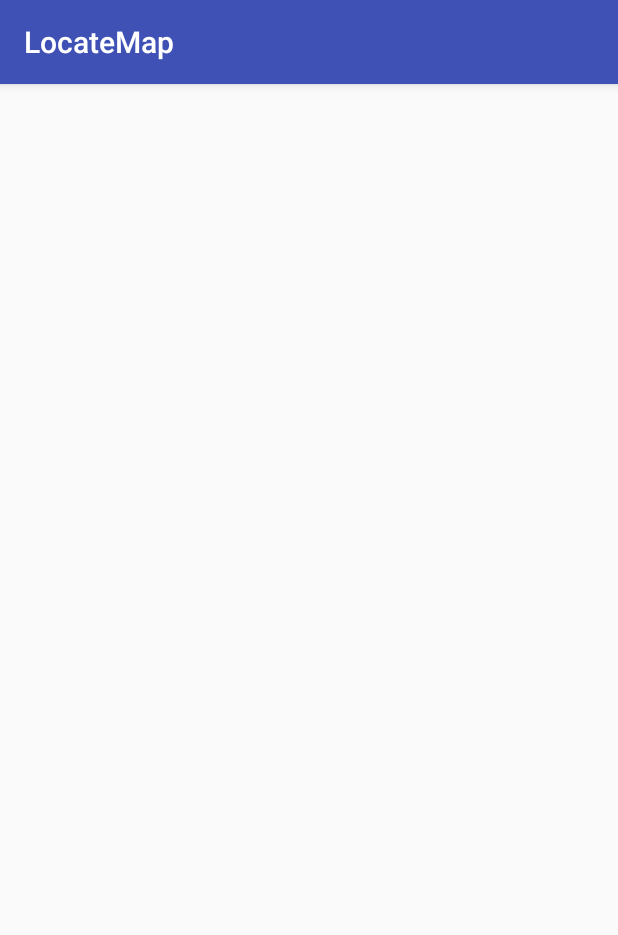
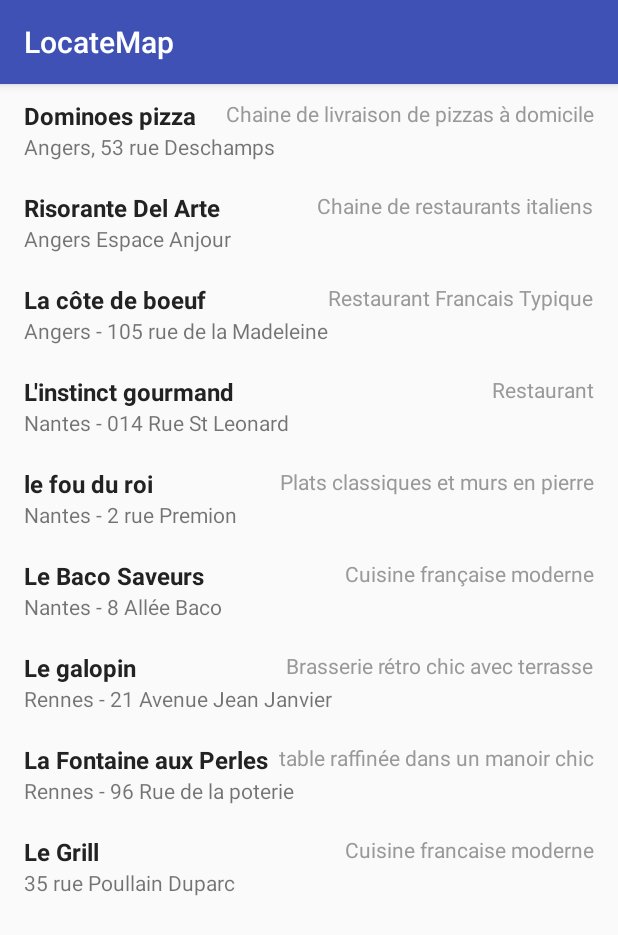
Before and after one commit to DloomPlz/LocateApp, an Android app: the SecondActivity screen opened directly, with no data from a screen before it, on a phone screen of 412 x 824 dp. Shown: the top 935 px of the screen. Run offline under Robolectric (Android 15) with nearby library versions, the phone set to English and light mode, and no system bars.

Commit message:
Added content in recycler view

```diff
--- /dev/null
+++ b/app/src/main/java/com/example/neost/exapp/Restaurant.kt
@@ -0,0 +1,27 @@
+package com.example.neost.exapp
+
+/**
+ * Created by neost on 24/01/2018.
+ */
+
+class Restaurant {
+    var name: String? = ""
+    var city: String? = ""
+    private var desc: String? = ""
+
+    constructor() {}
+
+    constructor(name: String, city: String, desc: String) {
+        this.name = name
+        this.city = city
+        this.desc = desc
+    }
+
+    fun getDesc(): String? {
+        return desc
+    }
+
+    fun setDesc(desc: String) {
+        this.desc = desc
+    }
+}
--- a/app/src/main/java/com/example/neost/exapp/SecondActivity.kt
+++ b/app/src/main/java/com/example/neost/exapp/SecondActivity.kt
@@ -4,30 +4,68 @@ import android.content.Context
 import android.content.Intent
 import android.os.Bundle
 import android.support.v7.app.AppCompatActivity
+import android.support.v7.widget.DefaultItemAnimator
 import android.support.v7.widget.LinearLayoutManager
 import android.support.v7.widget.RecyclerView
+import android.support.v7.widget.Toolbar
 import com.example.neost.exapp.adapter.MyAdapter
+import com.example.neost.exapp.adapter.RestaurantAdapter
+import kotlinx.android.synthetic.main.activity_second.*
+import java.util.ArrayList
 
 class SecondActivity : AppCompatActivity() {
+
+    private val RestaurantList = ArrayList<Restaurant>()
+    private var recyclerView: RecyclerView? = null
+    private var mAdapter: RestaurantAdapter? = null
 
     override fun onCreate(savedInstanceState: Bundle?) {
         super.onCreate(savedInstanceState)
         setContentView(R.layout.activity_second)
-        val recycler : RecyclerView = findViewById(R.id.recycler_view)
-        recycler.setHasFixedSize(true)
-        recycler.layoutManager= LinearLayoutManager(this)
-        val adapter : MyAdapter = MyAdapter(this)
-        val restau_name : ArrayList<String> = ArrayList()
-        val restau_city : ArrayList<String> = ArrayList()
-        val restau_desc : ArrayList<String> = ArrayList()
+        //var toolbar : Toolbar = findViewById(R.id.toolbar)
+        //setSupportActionBar(toolbar)
 
-        // Name - City - Desc
-        restau_name.add("Chez René")
-        restau_city.add("Paris 11e")
-        restau_desc.add("Très jolie restaurant j'adore xd")
+        recyclerView  = findViewById(R.id.recycler_view)
 
-        adapter.setData( restau_name, restau_city, restau_desc)
-        recycler.adapter = adapter
+        mAdapter = RestaurantAdapter(RestaurantList)
+        val mLayoutManager = LinearLayoutManager(applicationContext)
+        recyclerView!!.layoutManager = mLayoutManager
+        recyclerView!!.itemAnimator = DefaultItemAnimator()
+        recyclerView!!.adapter = mAdapter
+
+        prepareRestaurantData()
+    }
+
+    private fun prepareRestaurantData() {
+        var Restaurant = Restaurant("Dominoes pizza", "Angers, 53 rue Deschamps", "Chaine de livraison de pizzas à domicile")
+        RestaurantList.add(Restaurant)
+
+        Restaurant = Restaurant("Risorante Del Arte", "Angers Espace Anjour", "Chaine de restaurants italiens")
+        RestaurantList.add(Restaurant)
+
+        Restaurant = Restaurant("La côte de boeuf", "Angers - 105 rue de la Madeleine", "Restaurant Francais Typique")
+        RestaurantList.add(Restaurant)
+
+        Restaurant = Restaurant("L'instinct gourmand", "Nantes - 014 Rue St Leonard", "Restaurant")
+        RestaurantList.add(Restaurant)
+
+        Restaurant = Restaurant("le fou du roi", "Nantes - 2 rue Premion", "Plats classiques et murs en pierre")
+        RestaurantList.add(Restaurant)
+
+        Restaurant = Restaurant("Le Baco Saveurs", "Nantes - 8 Allée Baco", "Cuisine française moderne")
+        RestaurantList.add(Restaurant)
+
+        Restaurant = Restaurant("Le galopin", "Rennes - 21 Avenue Jean Janvier", "Brasserie rétro chic avec terrasse")
+        RestaurantList.add(Restaurant)
+
+        Restaurant = Restaurant("La Fontaine aux Perles", "Rennes - 96 Rue de la poterie", "table raffinée dans un manoir chic")
+        RestaurantList.add(Restaurant)
+
+        Restaurant = Restaurant("Le Grill", "35 rue Poullain Duparc", "Cuisine francaise moderne")
+        RestaurantList.add(Restaurant)
+
+
+        mAdapter!!.notifyDataSetChanged()
     }
 
     companion object {
--- /dev/null
+++ b/app/src/main/java/com/example/neost/exapp/adapter/RestaurantAdapter.kt
@@ -0,0 +1,52 @@
+package com.example.neost.exapp.adapter
+
+import android.support.v7.widget.RecyclerView
+import android.view.LayoutInflater
+import android.view.View
+import android.view.ViewGroup
+import android.widget.TextView
+
+import com.example.neost.exapp.R
+import com.example.neost.exapp.Restaurant
+
+/**
+ * Created by neost on 24/01/2018.
+ */
+
+class RestaurantAdapter(private val restaurantList: List<Restaurant>) : RecyclerView.Adapter<RestaurantAdapter.MyViewHolder>() {
+
+
+
+
+    class MyViewHolder(view: View) : RecyclerView.ViewHolder(view) {
+        var name: TextView
+        var city: TextView
+        var desc: TextView
+
+
+
+        init {
+            name = view.findViewById(R.id.name)
+            desc = view.findViewById(R.id.desc)
+            city = view.findViewById(R.id.city)
+        }
+    }
+
+    override fun onCreateViewHolder(parent: ViewGroup, viewType: Int): MyViewHolder {
+        val itemView = LayoutInflater.from(parent.context)
+                .inflate(R.layout.restaurant_list_row, parent, false)
+
+        return MyViewHolder(itemView)
+    }
+
+    override fun onBindViewHolder(holder: MyViewHolder, position: Int) {
+        val restaurant = restaurantList[position]
+        holder.name.text = restaurant.name
+        holder.desc.text = restaurant.getDesc()
+        holder.city.text = restaurant.city
+    }
+
+    override fun getItemCount(): Int {
+        return restaurantList.size
+    }
+}
--- a/app/src/main/res/layout/activity_second.xml
+++ b/app/src/main/res/layout/activity_second.xml
@@ -1,21 +1,23 @@
 <?xml version="1.0" encoding="utf-8"?>
-<android.support.constraint.ConstraintLayout xmlns:android="http://schemas.android.com/apk/res/android"
+
+<RelativeLayout
+    xmlns:android="http://schemas.android.com/apk/res/android"
+    xmlns:tools="http://schemas.android.com/tools"
     xmlns:app="http://schemas.android.com/apk/res-auto"
-    xmlns:tools="http://schemas.android.com/tools"
     android:layout_width="match_parent"
-    android:layout_height="match_parent">
+    android:layout_height="match_parent"
+    app:layout_behavior="@string/appbar_scrolling_view_behavior">
 
     <android.support.v7.widget.RecyclerView
-        android:layout_width="0dp"
-        android:layout_height="0dp"
-        app:layout_constraintTop_toTopOf="parent"
-        app:layout_constraintBottom_toBottomOf="parent"
-        app:layout_constraintLeft_toLeftOf="parent"
-        app:layout_constraintRight_toRightOf="parent"
         android:id="@+id/recycler_view"
-        android:layout_centerVertical="true"
-        android:layout_centerHorizontal="true"
-        android:foregroundGravity="center"
-        />
+        android:layout_width="match_parent"
+        android:layout_height="wrap_content"
+        android:scrollbars="vertical" />
 
-</android.support.constraint.ConstraintLayout>
+    <android.support.v7.widget.Toolbar
+        android:layout_width="match_parent"
+        android:layout_height="match_parent"
+        android:id="@+id/toolbar">
+
+    </android.support.v7.widget.Toolbar>
+</RelativeLayout>
--- /dev/null
+++ b/app/src/main/res/layout/restaurant_list_row.xml
@@ -0,0 +1,36 @@
+<?xml version="1.0" encoding="utf-8"?>
+<RelativeLayout xmlns:android="http://schemas.android.com/apk/res/android"
+    android:layout_width="match_parent"
+    android:layout_height="wrap_content"
+    android:background="?android:attr/selectableItemBackground"
+    android:clickable="true"
+    android:focusable="true"
+    android:orientation="vertical"
+    android:paddingBottom="@dimen/row_padding_vertical"
+    android:paddingLeft="@dimen/activity_horizontal_margin"
+    android:paddingRight="@dimen/activity_horizontal_margin"
+    android:paddingTop="@dimen/row_padding_vertical">
+
+    <TextView
+        android:id="@+id/name"
+        android:layout_width="match_parent"
+        android:layout_height="wrap_content"
+        android:layout_alignParentTop="true"
+        android:textColor="@color/title"
+        android:textSize="16dp"
+        android:textStyle="bold" />
+
+    <TextView
+        android:id="@+id/city"
+        android:layout_width="match_parent"
+        android:layout_height="wrap_content"
+        android:layout_below="@id/name" />
+
+    <TextView
+        android:id="@+id/desc"
+        android:layout_width="wrap_content"
+        android:layout_height="wrap_content"
+        android:layout_alignParentRight="true"
+        android:textColor="@color/year" />
+
+</RelativeLayout>
--- a/app/src/main/res/values/colors.xml
+++ b/app/src/main/res/values/colors.xml
@@ -3,4 +3,6 @@
     <color name="colorPrimary">#3F51B5</color>
     <color name="colorPrimaryDark">#303F9F</color>
     <color name="colorAccent">#FF4081</color>
+    <color name="year">#999999</color>
+    <color name="title">#222222</color>
 </resources>
--- /dev/null
+++ b/app/src/main/res/values/dimens.xml
@@ -0,0 +1,8 @@
+<?xml version="1.0" encoding="utf-8"?>
+<resources>
+    <!-- Default screen margins, per the Android Design guidelines. -->
+    <dimen name="activity_horizontal_margin">16dp</dimen>
+    <dimen name="activity_vertical_margin">16dp</dimen>
+    <dimen name="fab_margin">16dp</dimen>
+    <dimen name="row_padding_vertical">10dp</dimen>
+</resources>
```
